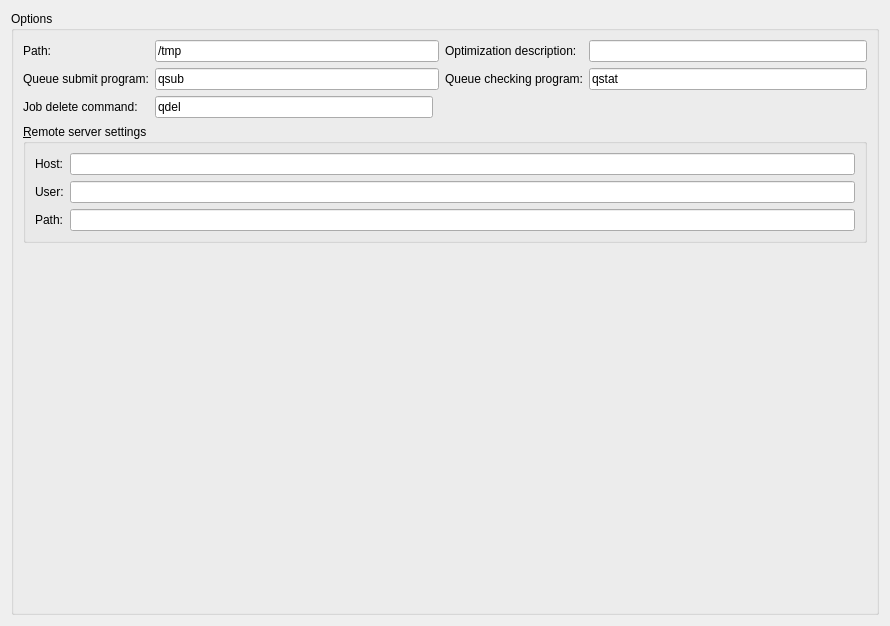
Before: the Qt Designer form src/xtalopt/ui/tab_sys.ui in xtalopt/XtalOpt, drawn with Qt 5.
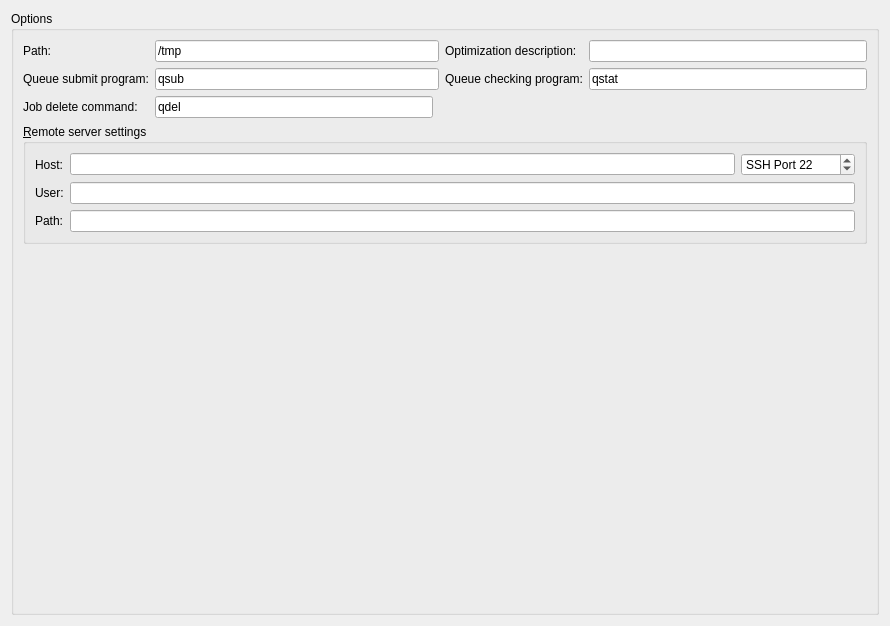
After: the same form once the commit is applied.

Commit message: Added port number selection to XtalOpt. Closes ticket:47

The edit to the form file:
```diff
--- a/src/xtalopt/ui/tab_sys.ui
+++ b/src/xtalopt/ui/tab_sys.ui
@@ -78,7 +78,7 @@
          <item row="0" column="1">
           <widget class="QLineEdit" name="edit_host"/>
          </item>
-         <item row="1" column="1">
+         <item row="1" column="1" colspan="2">
           <widget class="QLineEdit" name="edit_username"/>
          </item>
          <item row="2" column="0">
@@ -91,9 +91,22 @@
            </property>
           </widget>
          </item>
-         <item row="2" column="1">
+         <item row="2" column="1" colspan="2">
           <widget class="QLineEdit" name="edit_rempath"/>
          </item>
+         <item row="0" column="2">
+          <widget class="QSpinBox" name="spin_port">
+           <property name="prefix">
+            <string>SSH Port </string>
+           </property>
+           <property name="maximum">
+            <number>99999</number>
+           </property>
+           <property name="value">
+            <number>22</number>
+           </property>
+          </widget>
+         </item>
         </layout>
        </widget>
       </item>
```
The commit also changes 3 other files.
